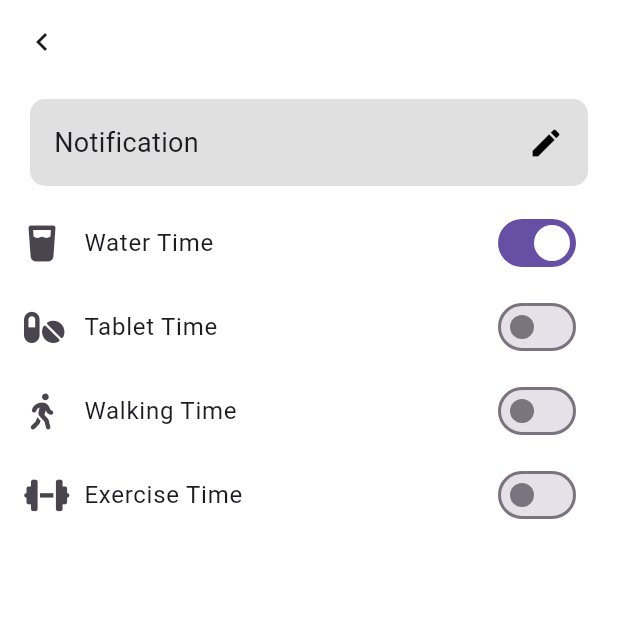
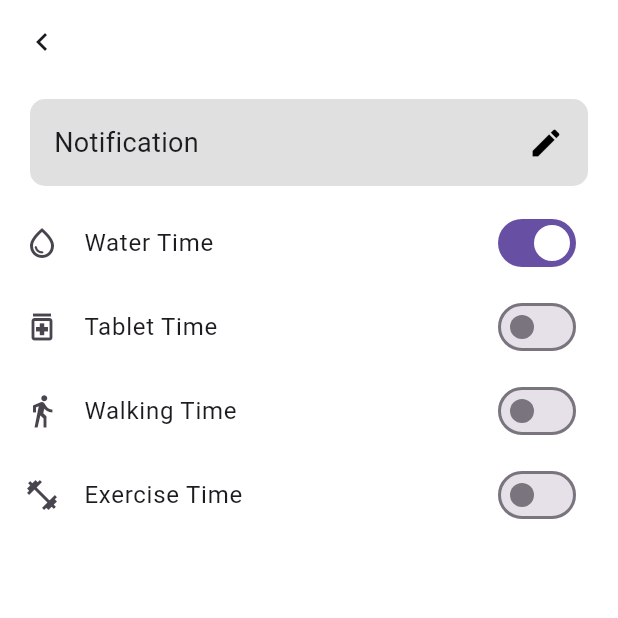
Before and after one commit to sivanesa97/smartband, a Flutter app: the Notificationscreen screen opened directly, on a phone screen of 412 x 824 dp, the top half of it. Run offline on Flutter 3.47's test engine with Material 3 defaults, Android fonts, the phone set to English and light mode, and no system bars; our stand-ins replace audioplayers, cloud_firestore, firebase_auth, firebase_core, firebase_messaging, flutter_blue_plus and 14 more; missing offline and left inert: android_intent_plus, cron, flutter_background, flutter_background_service, flutter_background_service_android, flutter_overlay_window and 2 more; accounts and stored records are empty.

Commit message:
version update

```diff
--- a/lib/Screens/HomeScreen/notifications.dart
+++ b/lib/Screens/HomeScreen/notifications.dart
@@ -1,5 +1,4 @@
 import 'package:flutter/material.dart';
-import 'package:font_awesome_flutter/font_awesome_flutter.dart';
 import 'package:smartband/Screens/Widgets/appBar.dart';
 
 class Notificationscreen extends StatefulWidget {
@@ -41,7 +40,7 @@ class _NotificationscreenState extends State<Notificationscreen> {
           ),
           SwitchListTile(
             title: const Text('Water Time'),
-            secondary: const Icon(FontAwesomeIcons.glassWater),
+            secondary: const Icon(Icons.water_drop_outlined),
             value: isWaterTimeEnabled,
             onChanged: (bool value) {
               setState(() {
@@ -51,7 +50,7 @@ class _NotificationscreenState extends State<Notificationscreen> {
           ),
           SwitchListTile(
             title: const Text('Tablet Time'),
-            secondary: const Icon(FontAwesomeIcons.pills),
+            secondary: const Icon(Icons.medication_outlined),
             value: isTabletTimeEnabled,
             onChanged: (bool value) {
               setState(() {
@@ -61,7 +60,7 @@ class _NotificationscreenState extends State<Notificationscreen> {
           ),
           SwitchListTile(
             title: const Text('Walking Time'),
-            secondary: const Icon(FontAwesomeIcons.personWalking),
+            secondary: const Icon(Icons.directions_walk_outlined),
             value: isWalkingTimeEnabled,
             onChanged: (bool value) {
               setState(() {
@@ -71,7 +70,7 @@ class _NotificationscreenState extends State<Notificationscreen> {
           ),
           SwitchListTile(
             title: const Text('Exercise Time'),
-            secondary: const Icon(FontAwesomeIcons.dumbbell),
+            secondary: const Icon(Icons.fitness_center_outlined),
             value: isExerciseTimeEnabled,
             onChanged: (bool value) {
               setState(() {
```
Also changed, not shown: pubspec.yaml (+3 -4 lines), pubspec.lock, 6 other files.
